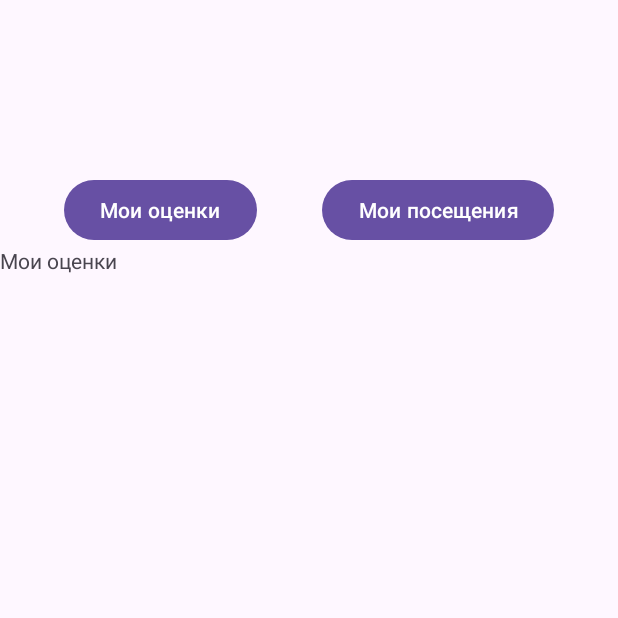
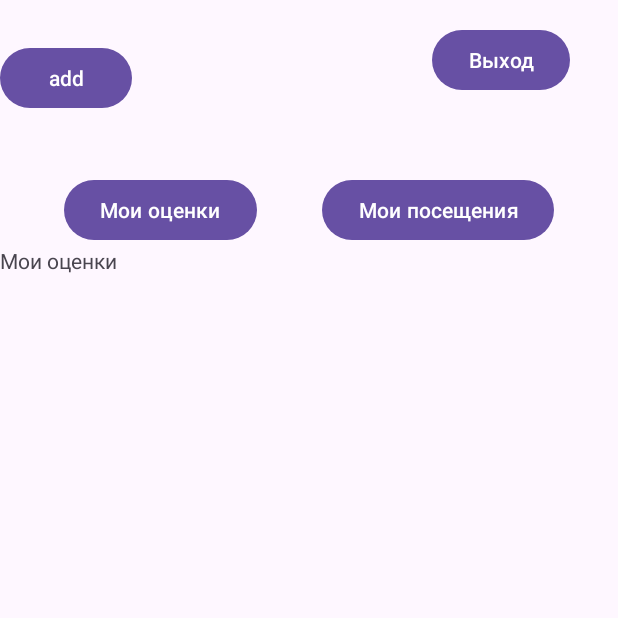
Before and after one commit to Watch-dog-s/semester_project, an Android app: the StudentActivity screen opened directly, with no data from a screen before it, after a tap on "Мои оценки", on a phone screen of 412 x 824 dp, the top half of it. Run offline under Robolectric (Android 15) with nearby library versions, the phone set to English and light mode, and no system bars.

Commit message:
update xml

```diff
--- a/electronic_diary/app/src/main/java/com/example/electronic_diary/StudentActivity.java
+++ b/electronic_diary/app/src/main/java/com/example/electronic_diary/StudentActivity.java
@@ -8,6 +8,7 @@ import androidx.appcompat.app.AppCompatActivity;
 import androidx.core.graphics.Insets;
 import androidx.core.view.ViewCompat;
 import androidx.core.view.WindowInsetsCompat;
+import androidx.fragment.app.Fragment;
 import androidx.fragment.app.FragmentManager;
 import androidx.fragment.app.FragmentTransaction;
 
@@ -19,6 +20,7 @@ public class StudentActivity extends AppCompatActivity {
         super.onCreate(savedInstanceState);
         EdgeToEdge.enable(this);
         setContentView(R.layout.activity_student);
+
         ViewCompat.setOnApplyWindowInsetsListener(findViewById(R.id.main), (v, insets) -> {
             Insets systemBars = insets.getInsets(WindowInsetsCompat.Type.systemBars());
             v.setPadding(systemBars.left, systemBars.top, systemBars.right, systemBars.bottom);
@@ -28,19 +30,33 @@ public class StudentActivity extends AppCompatActivity {
 
 
         findViewById(R.id.buttonMarks).setOnClickListener(this::Marks);
+        findViewById(R.id.buttonVisits).setOnClickListener(this::Visits);
 
+
+
+        findViewById(R.id.Back).setOnClickListener(this::onPreviousActivity);
+        findViewById(R.id.buttonadd).setOnClickListener(this::Visits); //тестим
     }
 
 
-
+    protected void onPreviousActivity(View view){
+        finish();
+    }
 
     protected void Marks(View view)
     {
-        getSupportFragmentManager().beginTransaction().add(R.layout.fragment_mark, MarkFragment.class, null).commit();
+        replaceFragment(new MarkFragment());
+    }
+
+    protected void Visits(View view)
+    {
+        replaceFragment(new VisitFragment());
+    }
+
+    private void replaceFragment(Fragment fragment) {
         FragmentManager fragmentManager = getSupportFragmentManager();
-        MarkFragment fragment1 = new MarkFragment();
         FragmentTransaction fragmentTransaction = fragmentManager.beginTransaction();
-        fragmentTransaction.replace(R.id.container, fragment1, "fragment1");
+        fragmentTransaction.replace(R.id.container, fragment);
         fragmentTransaction.commit();
     }
 }
--- a/electronic_diary/app/src/main/res/layout/activity_student.xml
+++ b/electronic_diary/app/src/main/res/layout/activity_student.xml
@@ -39,5 +39,24 @@
         app:layout_constraintBottom_toBottomOf="parent"
         app:layout_constraintTop_toBottomOf="@+id/buttonVisits" />
 
+    <Button
+        android:id="@+id/Back"
+        android:layout_width="wrap_content"
+        android:layout_height="wrap_content"
+        android:layout_marginTop="16dp"
+        android:layout_marginEnd="32dp"
+        android:text="Выход"
+        app:layout_constraintEnd_toEndOf="parent"
+        app:layout_constraintTop_toTopOf="parent" />
+
+    <Button
+        android:id="@+id/buttonadd"
+        android:layout_width="wrap_content"
+        android:layout_height="wrap_content"
+        android:layout_marginTop="28dp"
+        android:text="add"
+        app:layout_constraintTop_toTopOf="parent"
+        tools:layout_editor_absoluteX="56dp" />
+
 
 </androidx.constraintlayout.widget.ConstraintLayout>
--- a/electronic_diary/app/src/main/res/layout/fragment_visit.xml
+++ b/electronic_diary/app/src/main/res/layout/fragment_visit.xml
@@ -9,6 +9,6 @@
     <TextView
         android:layout_width="match_parent"
         android:layout_height="match_parent"
-        android:text="@string/hello_blank_fragment" />
+        android:text="Мои посещения" />
 
 </FrameLayout>
```
Also changed, not shown: electronic_diary/app/src/main/java/com/example/electronic_diary/TeacherActivity.java (+13 -1 lines), electronic_diary/app/src/main/res/layout/activity_teacher.xml (+19 -7 lines).
